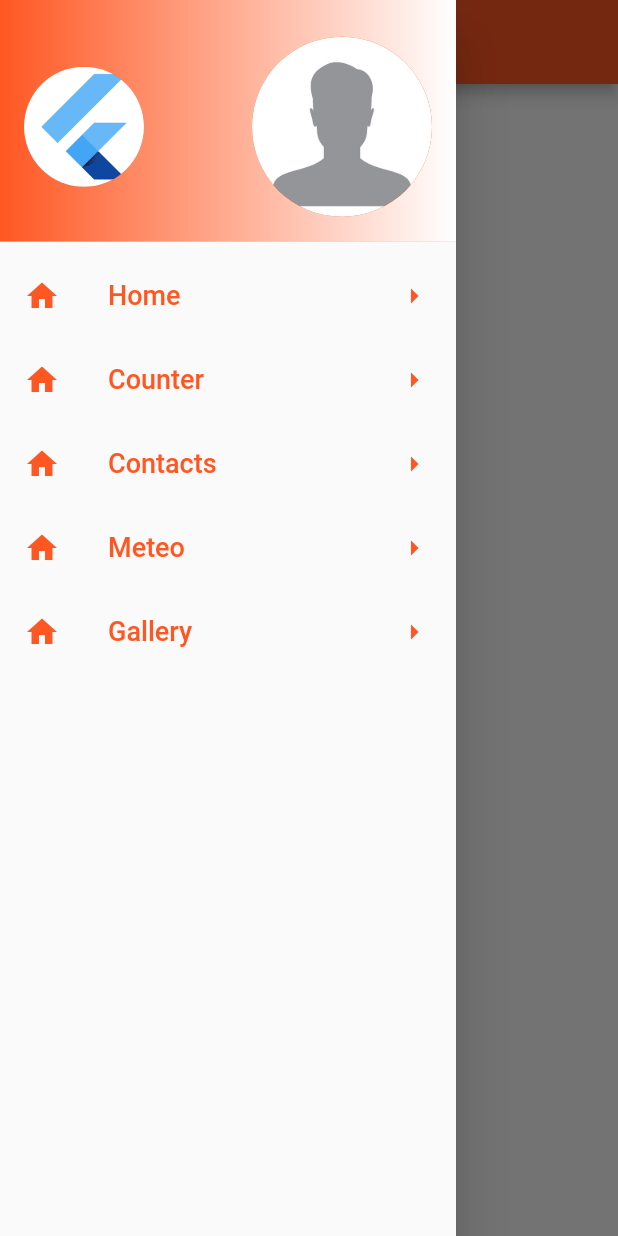
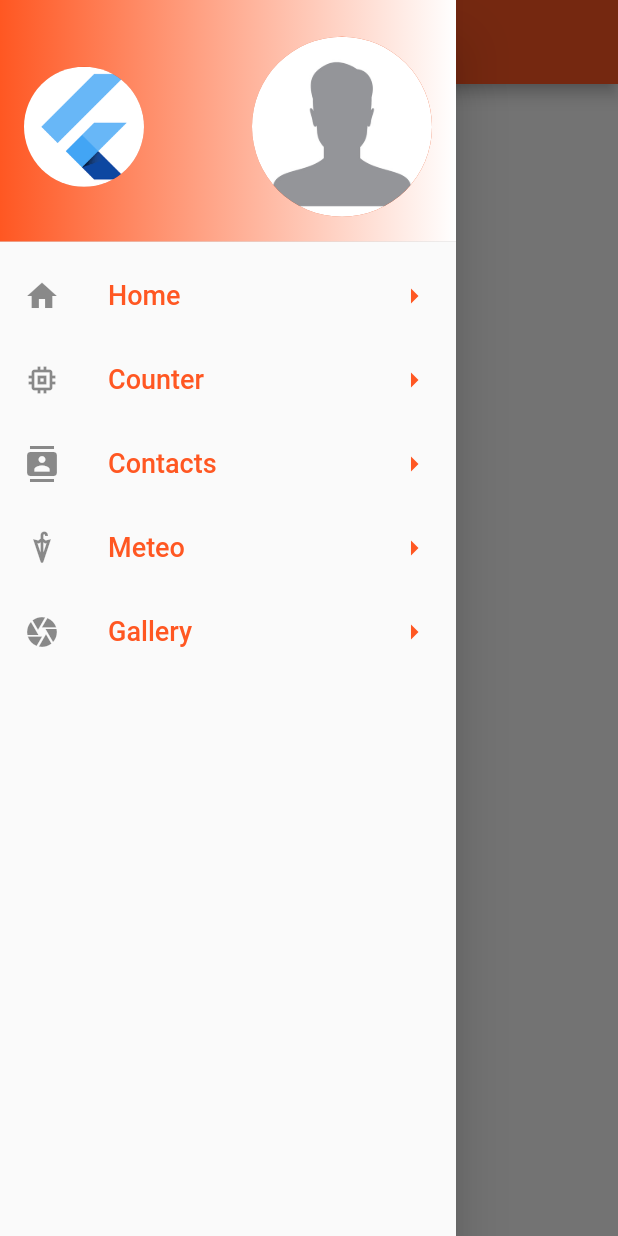
Before and after one commit to ErikaMiklos/my_flutter_app, a Flutter app: the screen it shows after launch, with the side drawer open, on a phone screen of 412 x 824 dp. Run offline on Flutter 3.47's test engine with Material 2 defaults, Android fonts, the phone set to English and light mode, and no system bars.

Commit message:
drawer menu liste créée par map dynamic référence

```diff
--- /dev/null
+++ b/lib/global/global.parameter.dart
@@ -0,0 +1,31 @@
+import 'package:flutter/material.dart';
+
+class GlobalParameters{
+  static List<Map<String, dynamic>> menus = [
+    {
+      "title":"Home",
+      "route":"/",
+      "icon":Icon(Icons.home)
+    },
+    {
+      "title":"Counter",
+      "route":"/counter",
+      "icon":Icon(Icons.memory)
+    },
+    {
+      "title":"Contacts",
+      "route":"/contact",
+      "icon":Icon(Icons.contacts)
+    },
+    {
+      "title":"Meteo",
+      "route":"/meteo",
+      "icon":Icon(Icons.umbrella)
+    },
+    {
+      "title":"Gallery",
+      "route":"/gallery",
+      "icon":Icon(Icons.camera)
+    },
+  ];
+}
--- a/lib/widgets/drawer.item.widget.dart
+++ b/lib/widgets/drawer.item.widget.dart
@@ -3,8 +3,9 @@ import 'package:flutter/material.dart';
 class DrawerItemWidget extends StatelessWidget {
   String itemTitle;
   String route;
+  Icon icon;
 
-  DrawerItemWidget(this.itemTitle, this.route);
+  DrawerItemWidget(this.itemTitle, this.route, this.icon);
 
   @override
   Widget build(BuildContext context) {
@@ -13,7 +14,7 @@ class DrawerItemWidget extends StatelessWidget {
         Navigator.pop(context);
         Navigator.pushNamed(context, route);
       },
-      leading: Icon(Icons.home, color: Colors.deepOrange,),
+      leading: icon,
       trailing: Icon(Icons.arrow_right, color: Colors.deepOrange,),
       title: Text(itemTitle, style: TextStyle(fontSize: 18, color: Colors.deepOrange),),
     );
--- a/lib/widgets/mydrawer.widget.dart
+++ b/lib/widgets/mydrawer.widget.dart
@@ -1,4 +1,5 @@
 import 'package:flutter/material.dart';
+import 'package:my_flutter_app/global/global.parameter.dart';
 import 'package:my_flutter_app/widgets/drawer.header.widget.dart';
 import 'package:my_flutter_app/widgets/drawer.item.widget.dart';
 
@@ -10,11 +11,9 @@ class MyDrawer extends StatelessWidget {
       child: ListView(
         children: [
           MyDrawerHeaderWidget(),
-          DrawerItemWidget("Home", "/"),
-          DrawerItemWidget("Counter", "/counter"),
-          DrawerItemWidget("Contacts", "/contact"),
-          DrawerItemWidget("Meteo", "/meteo"),
-          DrawerItemWidget("Gallery", "/gallery")
+          ...(GlobalParameters.menus).map((item) =>
+            DrawerItemWidget(item['title'], item['route'], item["icon"])
+          )
         ],
       ),
     );
```
Also changed, not shown: 1 other file.
